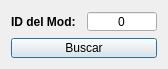
This is pyqt_windows/searching_mod_id_dialog.ui in MelonRodante/ModList as Qt 5 draws it before an edit. The edited form follows.
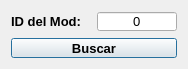
This is the edited form. Icons and pictures are not drawn.

The edit to the form file:
```diff
--- a/pyqt_windows/searching_mod_id_dialog.ui
+++ b/pyqt_windows/searching_mod_id_dialog.ui
@@ -9,20 +9,20 @@
    <rect>
     <x>0</x>
     <y>0</y>
-    <width>168</width>
+    <width>188</width>
     <height>69</height>
    </rect>
   </property>
   <property name="minimumSize">
    <size>
-    <width>168</width>
+    <width>188</width>
     <height>69</height>
    </size>
   </property>
   <property name="maximumSize">
    <size>
-    <width>168</width>
-    <height>69</height>
+    <width>188</width>
+    <height>72</height>
    </size>
   </property>
   <property name="windowTitle">
@@ -42,6 +42,7 @@
       <widget class="QLabel" name="lblModid">
        <property name="font">
         <font>
+         <pointsize>10</pointsize>
          <weight>75</weight>
          <bold>true</bold>
         </font>
@@ -53,6 +54,11 @@
      </item>
      <item>
       <widget class="QSpinBox" name="spinModid">
+       <property name="font">
+        <font>
+         <pointsize>10</pointsize>
+        </font>
+       </property>
        <property name="alignment">
         <set>Qt::AlignCenter</set>
        </property>
@@ -74,6 +80,13 @@
    </item>
    <item>
     <widget class="QPushButton" name="btnSearch">
+     <property name="font">
+      <font>
+       <pointsize>10</pointsize>
+       <weight>75</weight>
+       <bold>true</bold>
+      </font>
+     </property>
      <property name="text">
       <string>Buscar</string>
      </property>
```
